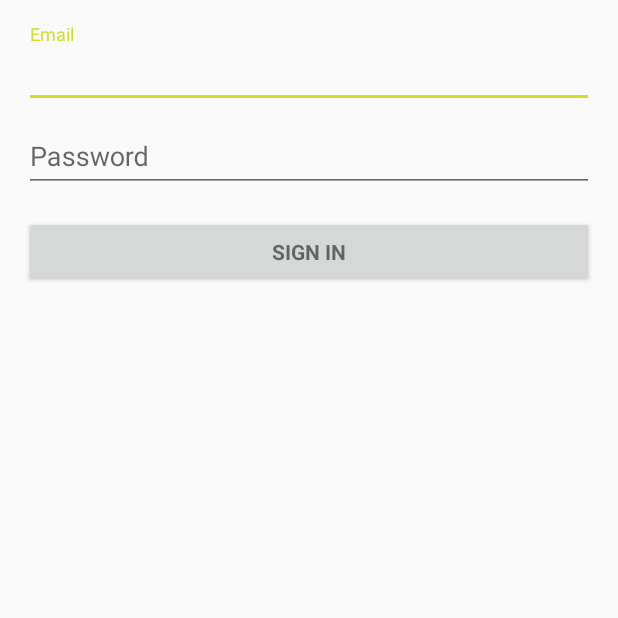
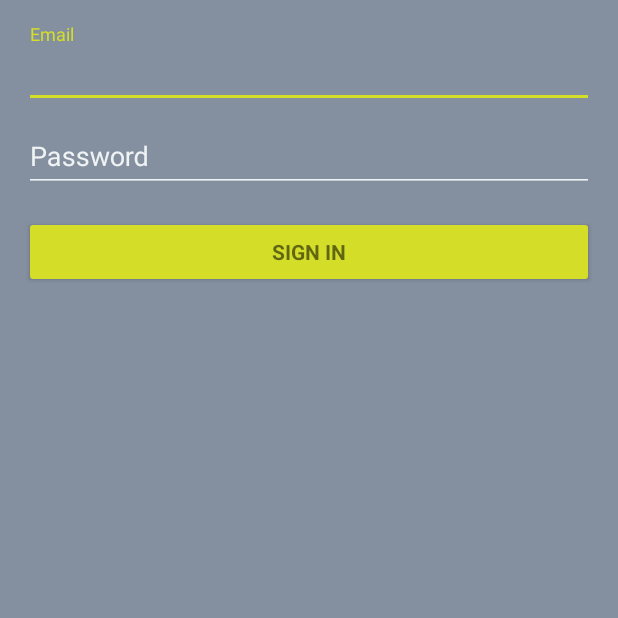
Before and after one commit to BeHereApp/BeHereAndroid, an Android app: the screen it shows after launch (LoginActivity), on a phone screen of 412 x 824 dp, the top half of it. Run offline under Robolectric (Android 15) with nearby library versions, the phone set to English and light mode, and no system bars; 2 statements that could not run were skipped.

Commit message:
Add BeHere Custom Theme and some variants

```diff
--- a/app/src/main/AndroidManifest.xml
+++ b/app/src/main/AndroidManifest.xml
@@ -13,10 +13,10 @@
         android:label="@string/app_name"
         android:roundIcon="@mipmap/ic_launcher_round"
         android:supportsRtl="true"
-        android:theme="@style/AppTheme">
+        android:theme="@style/BeHereTheme">
         <activity
             android:name=".LoginActivity"
-            android:label="@string/app_name">
+            android:theme="@style/BeHereTheme.Login">
             <intent-filter>
                 <action android:name="android.intent.action.MAIN"/>
 
--- a/app/src/main/java/com/eltonviana/behere/LoginActivity.java
+++ b/app/src/main/java/com/eltonviana/behere/LoginActivity.java
@@ -88,8 +88,6 @@ public class LoginActivity extends AppCompatActivity implements LoaderCallbacks<
 
         mLoginFormView = findViewById(R.id.login_form);
         mProgressView = findViewById(R.id.login_progress);
-
-        getSupportActionBar().hide();
     }
 
     private void populateAutoComplete() {
--- a/app/src/main/res/values/colors.xml
+++ b/app/src/main/res/values/colors.xml
@@ -1,6 +1,7 @@
 <?xml version="1.0" encoding="utf-8"?>
 <resources>
-    <color name="colorPrimary">#848fa0</color>
-    <color name="colorPrimaryDark">#737b8b</color>
-    <color name="colorAccent">#D4DE29</color>
+    <color name="white">#F0F3F4</color>
+    <color name="gray">#848FA0</color>
+    <color name="dark_gray">#737B8B</color>
+    <color name="green">#D4DE29</color>
 </resources>
--- a/app/src/main/res/values/styles.xml
+++ b/app/src/main/res/values/styles.xml
@@ -1,11 +1,30 @@
 <resources>
 
     <!-- Base application theme. -->
-    <style name="AppTheme" parent="Theme.AppCompat.Light.DarkActionBar">
+    <style name="BeHereTheme" parent="Theme.AppCompat.Light.DarkActionBar">
         <!-- Customize your theme here. -->
-        <item name="colorPrimary">@color/colorPrimary</item>
-        <item name="colorPrimaryDark">@color/colorPrimaryDark</item>
-        <item name="colorAccent">@color/colorAccent</item>
+        <item name="colorPrimary">@color/gray</item>
+        <item name="colorPrimaryDark">@color/dark_gray</item>
+        <item name="colorAccent">@color/green</item>
+        <item name="android:colorBackground">@color/white</item>
+    </style>
+
+    <style name="BeHereTheme.NoActionBar">
+        <item name="windowActionBar">false</item>
+        <item name="windowNoTitle">true</item>
+    </style>
+
+    <style name="BeHereTheme.Login" parent="BeHereTheme.NoActionBar">
+        <item name="editTextStyle">@style/WhiteEditText</item>
+        <item name="android:textColor">@color/white</item>
+        <item name="android:textColorHint">@color/white</item>
+        <item name="colorControlNormal">@color/white</item>
+        <item name="colorButtonNormal">@color/green</item>
+        <item name="android:colorBackground">@color/gray</item>
+    </style>
+
+    <style name="WhiteEditText" parent="Base.V7.Widget.AppCompat.EditText">
+        <item name="android:textColor">@color/white</item>
     </style>
 
 </resources>
```
